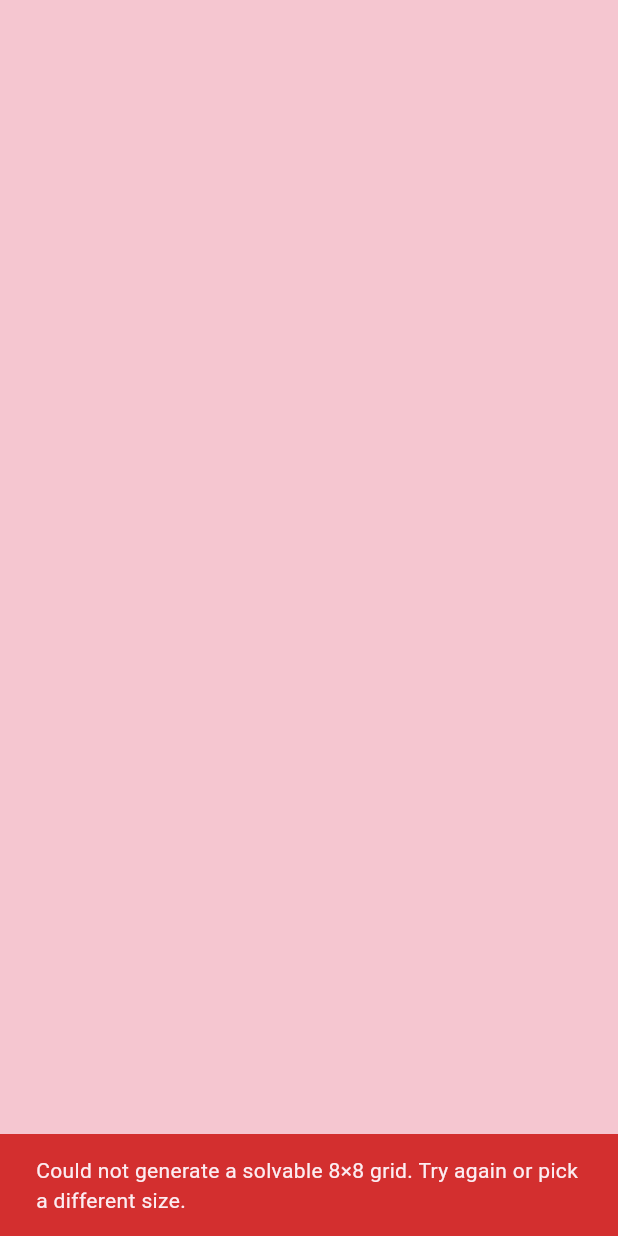
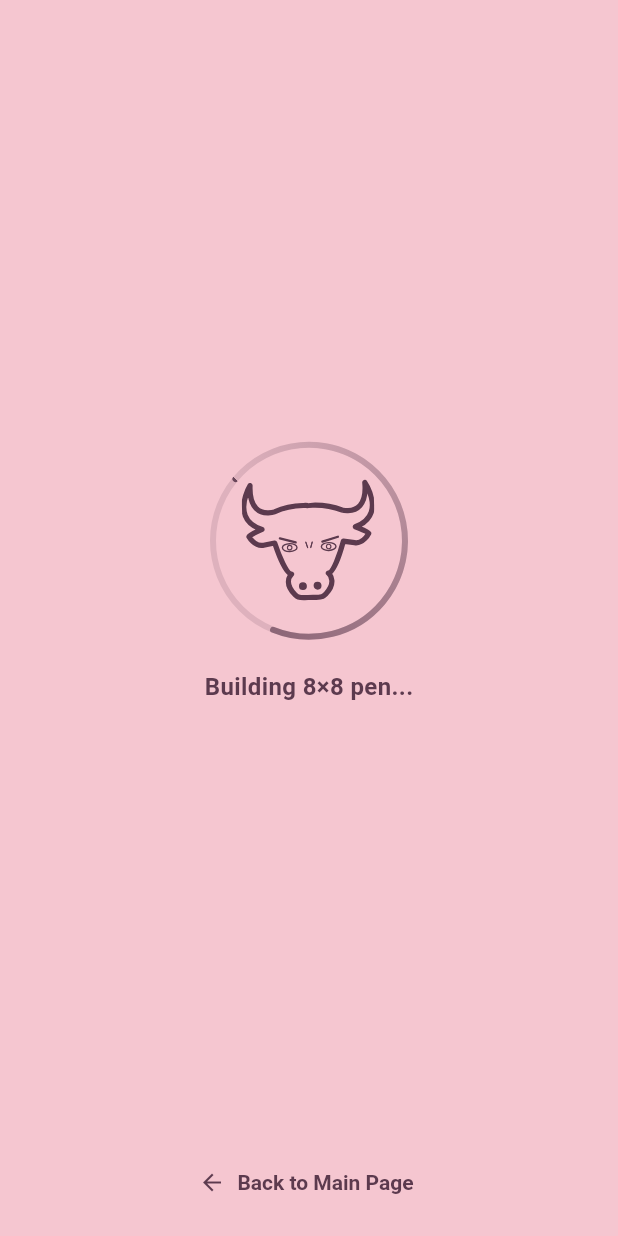
Before and after one commit to szepeshazi/bullpen-clone, a Flutter app: the screen it shows after launch, after a tap on "START", on a phone screen of 412 x 824 dp. Run offline on Flutter 3.47's test engine with Material 3 defaults, Android fonts, the phone set to English and light mode, and no system bars; our stand-ins replace flutter_bloc, flutter_svg.

Commit message:
feat: async board generation with animated loader and restricted sizes
Board generation now retries in a background isolate until it succeeds
instead of giving up after a fixed batch. While generating, the UI
shows an animated bull-head indicator (breathing scale, slight tilt,
sweep ring) in place of the plain spinner. Supported grid sizes are
narrowed to 8, 10, and 12; validation is centralised through
isPuzzleSizeSupported so unsupported in-range values are now rejected.

Co-Authored-By: Claude Opus 4.7 <noreply@anthropic.com>

```diff
--- a/lib/cubit/game_cubit.dart
+++ b/lib/cubit/game_cubit.dart
@@ -6,6 +6,7 @@ import 'package:bullpen/logic/board_evaluator.dart';
 import 'package:bullpen/logic/grid_generator.dart';
 import 'package:bullpen/logic/grid_solver.dart';
 import 'package:bullpen/logic/hint_finder.dart';
+import 'package:bullpen/logic/puzzle_config.dart';
 import 'package:bullpen/models/puzzle_board.dart';
 import 'package:bullpen/models/puzzle_state.dart';
 import 'package:flutter/foundation.dart';
@@ -20,6 +21,7 @@ class _SolveResult {
 /// Manages the game lifecycle: size selection, generation, player interaction.
 class GameCubit extends Cubit<GameState> {
   int _gridSize;
+  var _generateToken = 0;
 
   GameCubit({int initialSize = 8, bool skipGenerate = false})
     : _gridSize = initialSize,
@@ -34,7 +36,7 @@ class GameCubit extends Cubit<GameState> {
   /// Updates the grid size and re-emits the current state so the UI rebuilds.
   /// Does NOT regenerate — call [generate] explicitly.
   void setGridSize(int size) {
-    if (size < 8 || size > 16 || size == _gridSize) {
+    if (!isPuzzleSizeSupported(size) || size == _gridSize) {
       return;
     }
     _gridSize = size;
@@ -68,10 +70,15 @@ class GameCubit extends Cubit<GameState> {
 
   Future<void> generate() async {
     final size = _gridSize;
+    final token = ++_generateToken;
     emit(GameGenerating(gridSize: size));
 
+    while (!isClosed && token == _generateToken) {
       try {
         final result = await compute(_generateAndSolve, size);
+        if (isClosed || token != _generateToken) {
+          return;
+        }
         if (result != null) {
           emit(
             GamePlaying.initial(
@@ -80,19 +87,22 @@ class GameCubit extends Cubit<GameState> {
               gridSize: size,
             ),
           );
-      } else {
-        emit(
-          GameError(
-            gridSize: size,
-            message:
-                'Could not generate a solvable $size×$size grid. '
-                'Try again or pick a different size.',
-          ),
-        );
+          return;
         }
       } on Exception catch (e) {
+        if (isClosed || token != _generateToken) {
+          return;
+        }
         emit(GameError(gridSize: size, message: e.toString()));
+        return;
       }
+    }
+  }
+
+  @override
+  Future<void> close() {
+    _generateToken++;
+    return super.close();
   }
 
   void requestHint() {
@@ -380,9 +390,11 @@ class GameCubit extends Cubit<GameState> {
   }
 }
 
+/// Tries up to [_attemptsPerBatch] times to generate and solve a board.
+/// Returns the first success, or null so the caller can dispatch another batch
+/// (kept bounded so the calling cubit can observe cancellation between runs).
 _SolveResult? _generateAndSolve(int size) {
-  const maxAttempts = 200;
-  for (var attempt = 0; attempt < maxAttempts; attempt++) {
+  for (var attempt = 0; attempt < _attemptsPerBatch; attempt++) {
     final board = GridGenerator.generate(size);
     final state = GridSolver.solve(board);
     if (state != null) {
@@ -391,3 +403,5 @@ _SolveResult? _generateAndSolve(int size) {
   }
   return null;
 }
+
+const _attemptsPerBatch = 50;
--- a/lib/logic/grid_generator.dart
+++ b/lib/logic/grid_generator.dart
@@ -1,5 +1,6 @@
 import 'dart:math';
 
+import 'package:bullpen/logic/puzzle_config.dart';
 import 'package:bullpen/models/cell.dart';
 import 'package:bullpen/models/pen.dart';
 import 'package:bullpen/models/puzzle_board.dart';
@@ -16,8 +17,10 @@ class GridGenerator {
   /// approach: it places one seed per pen, then iteratively grows each
   /// pen by claiming adjacent unassigned cells until the grid is full.
   static PuzzleBoard generate(int size, {Random? random}) {
-    if (size < 8 || size > 16) {
-      throw ArgumentError('Grid size must be between 8 and 16, got $size');
+    if (!isPuzzleSizeSupported(size)) {
+      throw ArgumentError(
+        'Grid size must be one of $puzzleSupportedSizes, got $size',
+      );
     }
 
     final rng = random ?? Random();
--- a/lib/logic/puzzle_config.dart
+++ b/lib/logic/puzzle_config.dart
@@ -1,2 +1,4 @@
 /// Valid grid sizes for a Bullpen puzzle.
-const puzzleSupportedSizes = [8, 9, 10, 11, 12, 13, 14, 15, 16];
+const puzzleSupportedSizes = [8, 10, 12];
+
+bool isPuzzleSizeSupported(int size) => puzzleSupportedSizes.contains(size);
--- a/lib/models/puzzle_board.dart
+++ b/lib/models/puzzle_board.dart
@@ -1,3 +1,4 @@
+import 'package:bullpen/logic/puzzle_config.dart';
 import 'package:bullpen/models/cell.dart';
 import 'package:bullpen/models/models.dart' show PuzzleState;
 import 'package:bullpen/models/pen.dart';
@@ -8,7 +9,8 @@ import 'package:bullpen/models/puzzle_state.dart' show PuzzleState;
 /// This is the "template" that never changes. Mutable game state (placed bulls,
 /// counters) lives in [PuzzleState].
 class PuzzleBoard {
-  /// Grid dimension (rows = cols = size). Must be between 8 and 16.
+  /// Grid dimension (rows = cols = size). Must be one of
+  /// [puzzleSupportedSizes].
   final int size;
 
   /// The pen regions that partition the grid.
@@ -21,8 +23,10 @@ class PuzzleBoard {
   late final Map<int, Pen> _penMap;
 
   PuzzleBoard({required this.size, required this.pens}) {
-    if (size < 8 || size > 16) {
-      throw ArgumentError('Grid size must be between 8 and 16, got $size');
+    if (!isPuzzleSizeSupported(size)) {
+      throw ArgumentError(
+        'Grid size must be one of $puzzleSupportedSizes, got $size',
+      );
     }
 
     _cells = List.generate(
--- /dev/null
+++ b/lib/widgets/game/generating_indicator.dart
@@ -0,0 +1,160 @@
+import 'dart:async';
+import 'dart:math';
+
+import 'package:bullpen/theme.dart';
+import 'package:bullpen/widgets/grid_constants.dart';
+import 'package:flutter/foundation.dart';
+import 'package:flutter/material.dart';
+import 'package:flutter_svg/flutter_svg.dart';
+
+class GeneratingIndicator extends StatefulWidget {
+  final int gridSize;
+  const GeneratingIndicator({required this.gridSize, super.key});
+
+  @override
+  State<GeneratingIndicator> createState() => _GeneratingIndicatorState();
+
+  @override
+  void debugFillProperties(DiagnosticPropertiesBuilder properties) {
+    super.debugFillProperties(properties);
+    properties.add(IntProperty('gridSize', gridSize));
+  }
+}
+
+class _GeneratingIndicatorState extends State<GeneratingIndicator>
+    with TickerProviderStateMixin {
+  late final AnimationController _breathController;
+  late final AnimationController _sweepController;
+  late final AnimationController _dotsController;
+
+  @override
+  void initState() {
+    super.initState();
+    _breathController = AnimationController(
+      vsync: this,
+      duration: const Duration(milliseconds: 1400),
+    );
+    _sweepController = AnimationController(
+      vsync: this,
+      duration: const Duration(milliseconds: 1800),
+    );
+    _dotsController = AnimationController(
+      vsync: this,
+      duration: const Duration(milliseconds: 1200),
+    );
+    unawaited(_breathController.repeat(reverse: true));
+    unawaited(_sweepController.repeat());
+    unawaited(_dotsController.repeat());
+  }
+
+  @override
+  void dispose() {
+    _breathController.dispose();
+    _sweepController.dispose();
+    _dotsController.dispose();
+    super.dispose();
+  }
+
+  @override
+  Widget build(BuildContext context) => Center(
+    child: Column(
+      mainAxisSize: MainAxisSize.min,
+      children: [
+        SizedBox(
+          width: 140,
+          height: 140,
+          child: Stack(
+            alignment: Alignment.center,
+            children: [
+              AnimatedBuilder(
+                animation: _sweepController,
+                builder: (context, _) => CustomPaint(
+                  size: const Size(140, 140),
+                  painter: _SweepRingPainter(progress: _sweepController.value),
+                ),
+              ),
+              AnimatedBuilder(
+                animation: _breathController,
+                builder: (context, child) {
+                  final t = Curves.easeInOut.transform(_breathController.value);
+                  final scale = 0.94 + t * 0.12;
+                  final tilt = sin(t * pi * 2) * 0.05;
+                  return Transform.rotate(
+                    angle: tilt,
+                    child: Transform.scale(scale: scale, child: child),
+                  );
+                },
+                child: SvgPicture.asset(
+                  bullSvgAsset,
+                  width: 84,
+                  height: 84,
+                  colorFilter: const ColorFilter.mode(
+                    bullpenAccentColor,
+                    BlendMode.srcIn,
+                  ),
+                ),
+              ),
+            ],
+          ),
+        ),
+        const SizedBox(height: 16),
+        AnimatedBuilder(
+          animation: _dotsController,
+          builder: (context, _) {
+            final dotCount = 1 + (_dotsController.value * 3).floor() % 3;
+            return Text(
+              'Building ${widget.gridSize}×${widget.gridSize} pen'
+              '${'.' * dotCount}',
+              style: const TextStyle(
+                fontSize: 16,
+                fontWeight: FontWeight.w600,
+                color: bullpenAccentColor,
+              ),
+            );
+          },
+        ),
+      ],
+    ),
+  );
+}
+
+class _SweepRingPainter extends CustomPainter {
+  final double progress;
+  _SweepRingPainter({required this.progress});
+
+  @override
+  void paint(Canvas canvas, Size size) {
+    final center = Offset(size.width / 2, size.height / 2);
+    final radius = min(size.width, size.height) / 2 - 6;
+
+    final trackPaint = Paint()
+      ..style = PaintingStyle.stroke
+      ..strokeWidth = 4
+      ..color = bullpenAccentColor.withValues(alpha: 0.15);
+    canvas.drawCircle(center, radius, trackPaint);
+
+    final sweepPaint = Paint()
+      ..style = PaintingStyle.stroke
+      ..strokeWidth = 4
+      ..strokeCap = StrokeCap.round
+      ..shader = SweepGradient(
+        transform: GradientRotation(progress * pi * 2),
+        colors: [
+          bullpenAccentColor.withValues(alpha: 0),
+          bullpenAccentColor.withValues(alpha: 0.9),
+        ],
+      ).createShader(Rect.fromCircle(center: center, radius: radius));
+
+    canvas.drawArc(
+      Rect.fromCircle(center: center, radius: radius),
+      progress * pi * 2,
+      pi * 1.4,
+      false,
+      sweepPaint,
+    );
+  }
+
+  @override
+  bool shouldRepaint(_SweepRingPainter oldDelegate) =>
+      oldDelegate.progress != progress;
+}
--- a/lib/widgets/game/grid_area.dart
+++ b/lib/widgets/game/grid_area.dart
@@ -2,9 +2,9 @@ import 'package:bullpen/cubit/game_cubit.dart';
 import 'package:bullpen/cubit/game_state.dart';
 import 'package:bullpen/logic/hint_finder.dart';
 import 'package:bullpen/pages/main_page.dart';
-import 'package:bullpen/theme.dart';
 import 'package:bullpen/widgets/bullpen_grid.dart';
 import 'package:bullpen/widgets/celebration_overlay.dart';
+import 'package:bullpen/widgets/game/generating_indicator.dart';
 import 'package:bullpen/widgets/game/hint_arrow_overlay.dart';
 import 'package:bullpen/widgets/game/hint_reason_banner.dart';
 import 'package:flutter/foundation.dart';
@@ -20,9 +20,7 @@ class GridArea extends StatelessWidget {
     listener: _onError,
     builder: (context, state) {
       if (state is GameGenerating) {
-        return const Center(
-          child: CircularProgressIndicator(color: bullpenAccentColor),
-        );
+        return GeneratingIndicator(gridSize: state.gridSize);
       }
       if (state is GamePlaying) {
         return _PlayingArea(state: state);
```
Also changed, not shown: 4 other files. Lines whose indentation alone changed are shown as unchanged.
